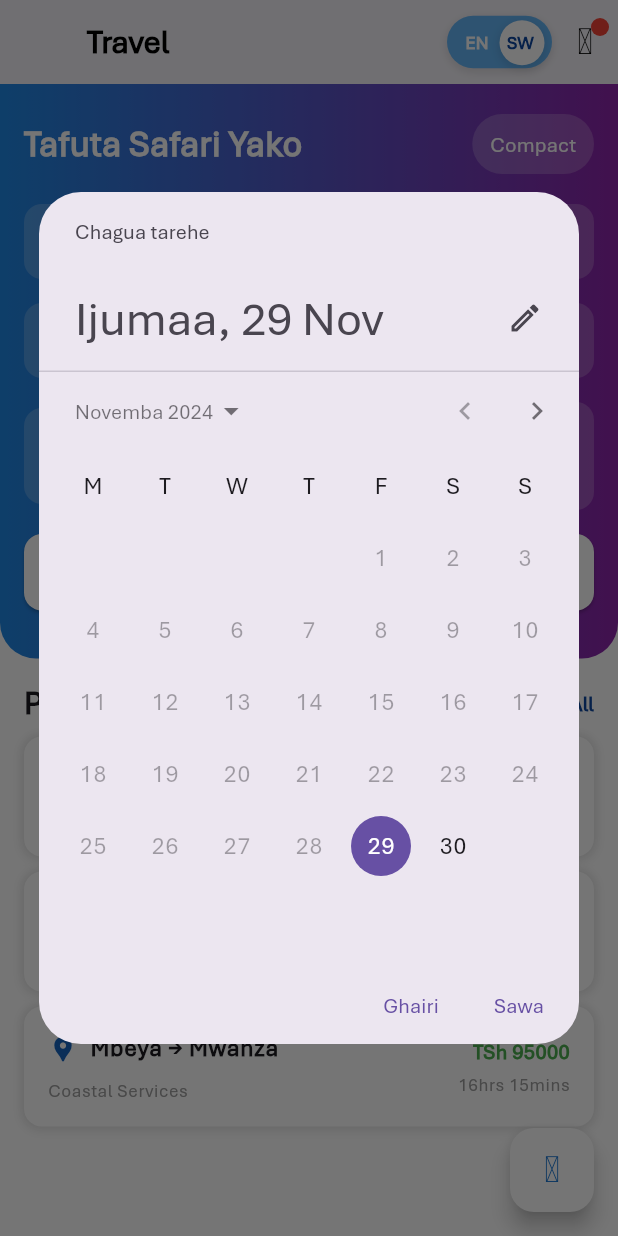
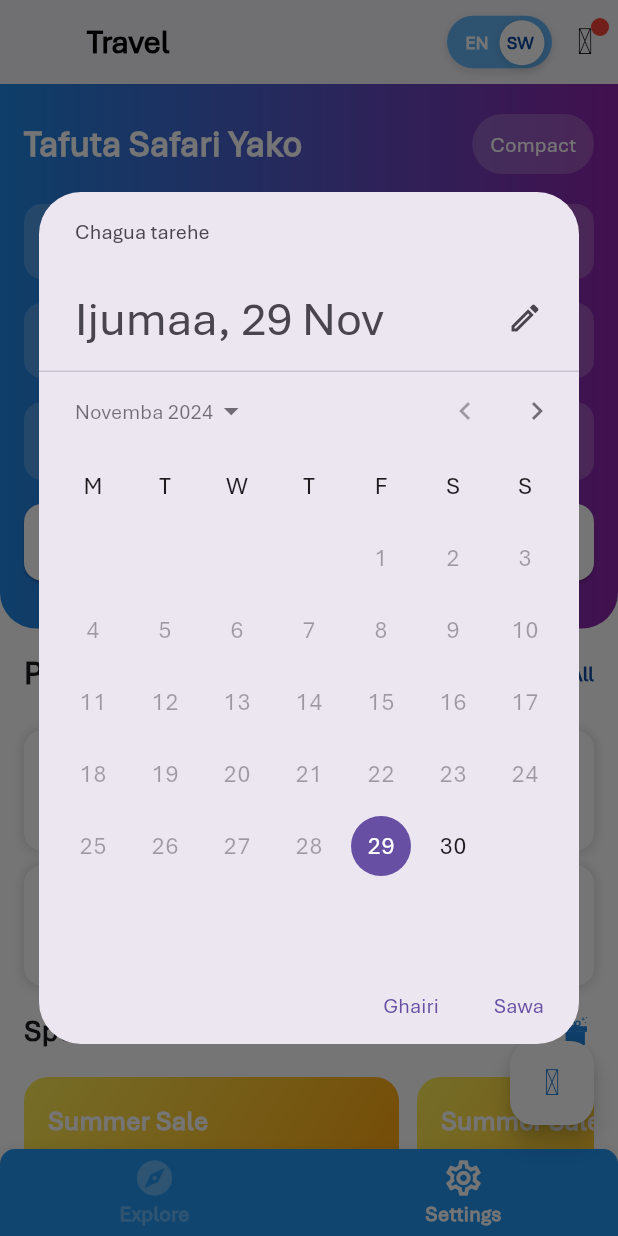
Before and after one commit to dnspascal/Travel, a Flutter app: the Home screen opened by its route, after a tap on "Expand", after a tap on "Select Date", on a phone screen of 412 x 824 dp. Run offline on Flutter 3.47's test engine with Material 3 defaults, Android fonts, the phone set to English and light mode, and no system bars; drawn by our look-alikes of stylish_bottom_bar; our stand-ins replace dio, flutter_secure_storage, flutter_svg, get, get_storage, iconsax; accounts and stored records are empty; generated files the repository leaves out were written again; project files that could hold a hidden picture were left out.

Commit message:
Gift card implementation

```diff
--- a/lib/modules/home/shared/popular.dart
+++ b/lib/modules/home/shared/popular.dart
@@ -72,7 +72,7 @@ class PopularRoutesWidget extends StatelessWidget {
         child: Column(
           crossAxisAlignment: CrossAxisAlignment.start,
           children: [
-            _buildHeader(context),
+            // _buildHeader(context),
             const SizedBox(height: 8.0),
             _buildRoutesList(),
           ],
@@ -81,8 +81,10 @@ class PopularRoutesWidget extends StatelessWidget {
     );
   }
 
-  Widget _buildHeader(BuildContext context) {
-    return Row(
+  Widget buildHeader(BuildContext context) {
+    return Padding(
+      padding: const EdgeInsets.symmetric(horizontal: 16.0),
+      child: Row(
         mainAxisAlignment: MainAxisAlignment.spaceBetween,
         children: [
           Text(
@@ -104,6 +106,7 @@ class PopularRoutesWidget extends StatelessWidget {
             ),
           ),
         ],
+      ),
     );
   }
 
--- a/lib/modules/home/shared/search.dart
+++ b/lib/modules/home/shared/search.dart
@@ -125,13 +125,8 @@ class SearchSection extends GetView<HomeController> {
           if (controller.isExpandedSearch.value) {
             return Column(
               children: [
-                Row(
-                  children: [
-                    Expanded(child: _buildDatePicker()),
+                _buildDatePicker(),
                 const SizedBox(width: 8),
-                    Expanded(child: _buildPassengerSelector()),
-                  ],
-                ),
                 const SizedBox(height: 16),
               ],
             );
@@ -163,7 +158,7 @@ class SearchSection extends GetView<HomeController> {
 
   Widget _buildDatePicker() {
     return Container(
-      padding: const EdgeInsets.symmetric(horizontal: 16, vertical: 8),
+      padding: const EdgeInsets.symmetric(horizontal: 16, vertical: 2.0),
       decoration: BoxDecoration(
         color: Colors.white.withOpacity(0.2),
         borderRadius: BorderRadius.circular(12),
@@ -172,8 +167,7 @@ class SearchSection extends GetView<HomeController> {
         children: [
           const Icon(Icons.calendar_today, color: Colors.white),
           const SizedBox(width: 8),
-          Expanded(
-            child: TextButton(
+          TextButton(
             onPressed: () async {
               final DateTime? picked = await showDatePicker(
                 context: Get.context!,
@@ -192,45 +186,44 @@ class SearchSection extends GetView<HomeController> {
                   style: const TextStyle(color: Colors.white70),
                 )),
           ),
-          ),
         ],
       ),
     );
   }
 
-  Widget _buildPassengerSelector() {
-    return Container(
-      padding: const EdgeInsets.symmetric(horizontal: 16, vertical: 8),
-      decoration: BoxDecoration(
-        color: Colors.white.withOpacity(0.2),
-        borderRadius: BorderRadius.circular(12),
-      ),
-      child: Row(
-        children: [
-          const Icon(Icons.people, color: Colors.white),
-          const SizedBox(width: 8),
-          Expanded(
-            child: Obx(() => TextFormField(
-                  keyboardType: TextInputType.number,
-                  initialValue: controller.passengers.value.toString(),
-                  onChanged: (value) {
-                    int? passengers = int.tryParse(value);
-                    if (passengers != null &&
-                        passengers >= 1 &&
-                        passengers <= 5) {
-                      controller.passengers.value = passengers;
+  // Widget _buildPassengerSelector() {
+  //   return Container(
+  //     padding: const EdgeInsets.symmetric(horizontal: 16, vertical: 8),
+  //     decoration: BoxDecoration(
+  //       color: Colors.white.withOpacity(0.2),
+  //       borderRadius: BorderRadius.circular(12),
+  //     ),
+  //     child: Row(
+  //       children: [
+  //         const Icon(Icons.people, color: Colors.white),
+  //         const SizedBox(width: 8),
+  //         Expanded(
+  //           child: Obx(() => TextFormField(
+  //                 keyboardType: TextInputType.number,
+  //                 initialValue: controller.passengers.value.toString(),
+  //                 onChanged: (value) {
+  //                   int? passengers = int.tryParse(value);
+  //                   if (passengers != null &&
+  //                       passengers >= 1 &&
+  //                       passengers <= 5) {
+  //                     controller.passengers.value = passengers;
+  //                   }
+  //                 },
+  //                 style: const TextStyle(color: Colors.white),
+  //                 decoration: const InputDecoration(
+  //                   hintText: 'Passengers',
+  //                   hintStyle: TextStyle(color: Colors.white70),
+  //                   border: InputBorder.none,
+  //                 ),
+  //               )),
+  //         ),
+  //       ],
+  //     ),
+  //   );
+  // }
 }
-                  },
-                  style: const TextStyle(color: Colors.white),
-                  decoration: const InputDecoration(
-                    hintText: 'Passengers',
-                    hintStyle: TextStyle(color: Colors.white70),
-                    border: InputBorder.none,
-                  ),
-                )),
-          ),
-        ],
-      ),
-    );
-  }
-}
--- /dev/null
+++ b/lib/modules/home/shared/special_offer.dart
@@ -0,0 +1,148 @@
+import 'package:flutter/material.dart';
+import 'package:flutter_svg/flutter_svg.dart';
+
+class SpecialOffersWidget extends StatelessWidget {
+  // Model for special offers
+  final List<SpecialOffer> specialOffers;
+
+  const SpecialOffersWidget({
+    super.key,
+    required this.specialOffers,
+  });
+
+  @override
+  Widget build(BuildContext context) {
+    return Padding(
+      padding: const EdgeInsets.symmetric(horizontal: 16.0),
+      child: Column(
+        crossAxisAlignment: CrossAxisAlignment.start,
+        children: [
+          // Header Row
+          Row(
+            mainAxisAlignment: MainAxisAlignment.spaceBetween,
+            children: [
+              const Text(
+                'Special Offers',
+                style: TextStyle(fontSize: 20, fontWeight: FontWeight.bold),
+              ),
+              SvgPicture.asset(
+                'assets/icons/svg/gift.svg', // Replace with your gift icon path
+                color: Colors.blue[600],
+                width: 24,
+                height: 24,
+              ),
+            ],
+          ),
+          const SizedBox(height: 16),
+
+          // Horizontal Scrollable Offers
+          SingleChildScrollView(
+            scrollDirection: Axis.horizontal,
+            child: Row(
+              children: specialOffers
+                  .map((offer) => _SpecialOfferCard(offer: offer))
+                  .toList(),
+            ),
+          ),
+        ],
+      ),
+    );
+  }
+}
+
+// Separate widget for individual offer card for better performance
+class _SpecialOfferCard extends StatelessWidget {
+  final SpecialOffer offer;
+
+  const _SpecialOfferCard({
+    required this.offer,
+  });
+
+  @override
+  Widget build(BuildContext context) {
+    return Container(
+      width: 250,
+      margin: const EdgeInsets.only(right: 12),
+      decoration: BoxDecoration(
+        gradient: LinearGradient(
+          begin: Alignment.topLeft,
+          end: Alignment.bottomRight,
+          colors: [Colors.yellow.shade400, Colors.orange.shade500],
+        ),
+        borderRadius: BorderRadius.circular(16),
+      ),
+      padding: const EdgeInsets.all(16),
+      child: Column(
+        crossAxisAlignment: CrossAxisAlignment.start,
+        children: [
+          Text(
+            offer.title,
+            style: const TextStyle(
+              color: Colors.white,
+              fontSize: 18,
+              fontWeight: FontWeight.bold,
+            ),
+          ),
+          const SizedBox(height: 8),
+          Text(
+            offer.description,
+            style: TextStyle(
+              color: Colors.white.withOpacity(0.8),
+            ),
+          ),
+          const SizedBox(height: 12),
+          Container(
+            width: double.infinity,
+            padding: const EdgeInsets.all(8),
+            decoration: BoxDecoration(
+              color: Colors.white.withOpacity(0.2),
+              borderRadius: BorderRadius.circular(8),
+            ),
+            child: Text(
+              offer.discount,
+              textAlign: TextAlign.center,
+              style: const TextStyle(
+                color: Colors.white,
+                fontWeight: FontWeight.bold,
+              ),
+            ),
+          ),
+        ],
+      ),
+    );
+  }
+}
+
+// Model class for special offers
+class SpecialOffer {
+  final String id;
+  final String title;
+  final String description;
+  final String discount;
+
+  const SpecialOffer({
+    required this.id,
+    required this.title,
+    required this.description,
+    required this.discount,
+  });
+}
+
+// Example usage
+// void main() {
+//   runApp(MaterialApp(
+//     home: Scaffold(
+//       body: SpecialOffersWidget(
+//         specialOffers: [
+//           SpecialOffer(
+//             id: '1',
+//             title: 'Summer Sale',
+//             description: 'Get amazing discounts on all products',
+//             discount: '50% OFF',
+//           ),
+//           // Add more offers...
+//         ],
+//       ),
+//     ),
+//   ));
+// }
--- a/lib/modules/home/views/home.dart
+++ b/lib/modules/home/views/home.dart
@@ -3,6 +3,7 @@ import 'package:get/get.dart';
 import 'package:travel/core/controllers/home_controller.dart';
 import 'package:travel/modules/home/shared/popular.dart';
 import 'package:travel/modules/home/shared/search.dart';
+import 'package:travel/modules/home/shared/special_offer.dart';
 
 // ignore: must_be_immutable
 class Home extends GetView<HomeController> {
@@ -36,17 +37,18 @@ class Home extends GetView<HomeController> {
         company: 'Coastal Services',
         price: 35000,
         duration: '6hrs 15mins'),
-    const RouteModel(
-        id: '3',
-        from: 'Mbeya',
-        to: 'Mwanza',
-        company: 'Coastal Services',
-        price: 95000,
-        duration: '16hrs 15mins'),
+    // const RouteModel(
+    //     id: '3',
+    //     from: 'Mbeya',
+    //     to: 'Mwanza',
+    //     company: 'Coastal Services',
+    //     price: 95000,
+    //     duration: '16hrs 15mins'),
   ];
 
   @override
   Widget build(BuildContext context) {
+    final popular = PopularRoutesWidget(popularRoutes: routes);
     return SingleChildScrollView(
         child: Column(
       children: [
@@ -54,9 +56,37 @@ class Home extends GetView<HomeController> {
         const SizedBox(
           height: 16.0,
         ),
+        popular.buildHeader(context),
+        const SizedBox(
+          height: 16.0,
+        ),
         PopularRoutesWidget(
           popularRoutes: routes,
-        )
+        ),
+        const SizedBox(
+          height: 16.0,
+        ),
+        const SpecialOffersWidget(
+          specialOffers: [
+            SpecialOffer(
+              id: '1',
+              title: 'Summer Sale',
+              description: 'Get amazing discounts on all products',
+              discount: '50% OFF',
+            ),
+            SpecialOffer(
+              id: '1',
+              title: 'Summer Sale',
+              description: 'Get amazing discounts on all products',
+              discount: '50% OFF',
+            ),
+          ],
+        ),
+        const SizedBox(height: 16.0),
+        PopularRoutesWidget(
+          popularRoutes: routes,
+        ),
+        const SizedBox(height: 16.0),
       ],
     ));
   }
--- a/lib/shared/layout/layout.dart
+++ b/lib/shared/layout/layout.dart
@@ -3,6 +3,7 @@ import 'package:flutter/material.dart';
 import 'package:iconsax/iconsax.dart';
 import 'package:travel/core/controllers/navigation_controller.dart';
 import 'package:travel/shared/ui/app_bar.dart';
+import 'package:travel/shared/ui/bottom_navigation.dart';
 
 class Layout extends GetView<NavigationController> {
   final Widget child;
@@ -11,19 +12,18 @@ class Layout extends GetView<NavigationController> {
   @override
   Widget build(BuildContext context) {
     return Scaffold(
-      appBar:  TravelBar(),
-      body: SafeArea(child: child),
-      // bottomNavigationBar: const BottomNavigation(),
+      appBar: TravelBar(),
+      body: SafeArea(child: Container(child: child)),
+      bottomNavigationBar: const BottomNavigation(),
       extendBody: true,
       floatingActionButton: FloatingActionButton(
         onPressed: controller.goToHome,
         backgroundColor: Colors.white,
-        child:  Icon(
+        child: Icon(
           Iconsax.message_text4,
           color: Colors.blue.shade700,
         ),
       ),
-      // floatingActionButtonLocation: FloatingActionButtonLocation.centerDocked,
     );
   }
 }
--- a/lib/shared/ui/bottom_navigation.dart
+++ b/lib/shared/ui/bottom_navigation.dart
@@ -67,7 +67,7 @@ class BottomNavigation extends GetView<NavigationController> {
             ),
           ),
         ],
-        backgroundColor: const Color(0xFF4CAF50),
+        backgroundColor: Colors.blue,
         borderRadius: const BorderRadius.vertical(top: Radius.circular(10.0)),
         hasNotch: true,
         // fabLocation: StylishBarFabLocation.values,
```
Also changed, not shown: assets/icons/svg/gift.svg (added). Lines whose indentation alone changed are shown as unchanged.
